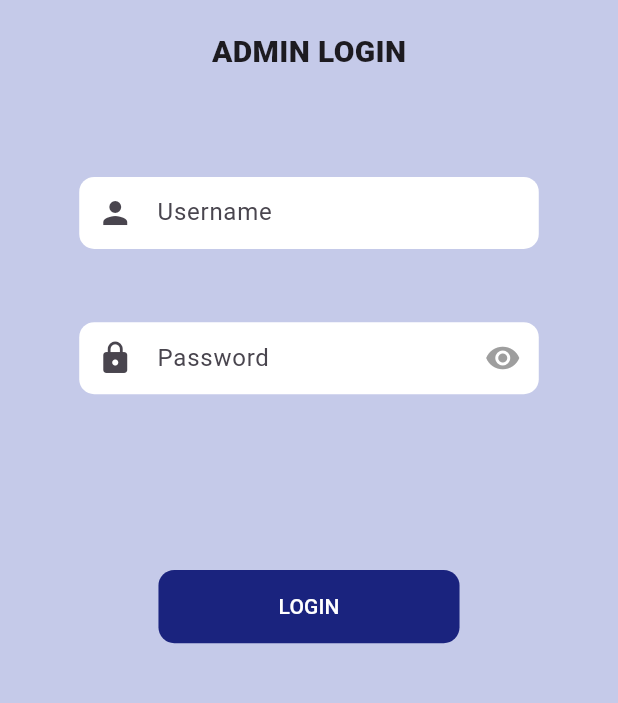
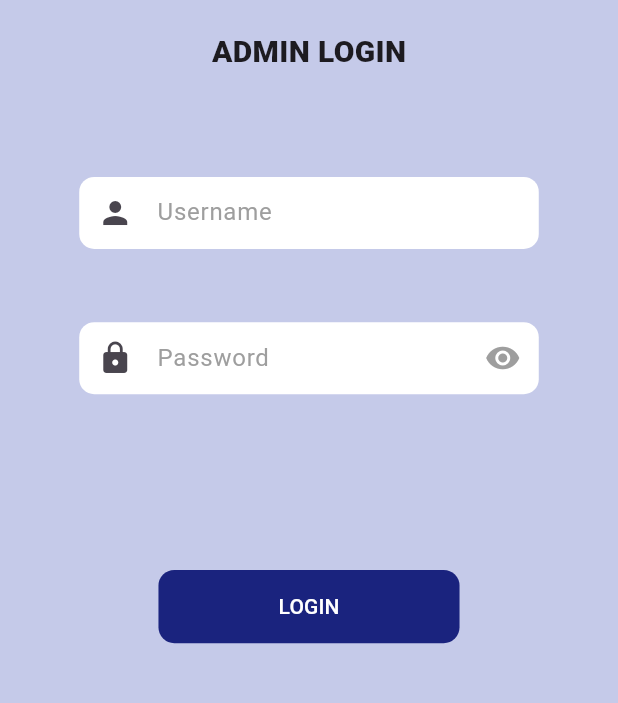
Before and after one commit to Nihala163/edulive, a Flutter app: the Adminlogin screen opened directly, on a phone screen of 412 x 824 dp, the part 278-981 px from its top. Run offline on Flutter 3.47's test engine with Material 3 defaults, Android fonts, the phone set to English and light mode, and no system bars; our stand-ins replace carousel_slider, cloud_firestore, dropdown_button2, file_picker, firebase_auth, firebase_core and 11 more; missing offline and left inert: syncfusion_flutter_pdfviewer; accounts and stored records are empty; statements that could not run were skipped.

Commit message:
Fifth commit

```diff
--- a/lib/Adminlogin/AdminLogin.dart
+++ b/lib/Adminlogin/AdminLogin.dart
@@ -4,9 +4,7 @@ import 'package:flutter/services.dart';
 import 'package:flutter_screenutil/flutter_screenutil.dart';
 import 'package:google_fonts/google_fonts.dart';
 
-import '../addPdf/adminDash.dart';
-
-
+import '../adminDash.dart';
 
 class Adminlogin extends StatefulWidget {
   const Adminlogin({
@@ -85,6 +83,7 @@ class _AdminloginState extends State<Adminlogin> {
                     SizedBox(
                       width: 290.w,
                       child: TextFormField(
+                          keyboardType: TextInputType.emailAddress,
                           validator: (value) {
                             if (value!.isEmpty) {
                               return 'empty Username';
@@ -101,7 +100,7 @@ class _AdminloginState extends State<Adminlogin> {
                                 borderSide: BorderSide.none,
                                 borderRadius: BorderRadius.circular(10),
                               ),
-                              labelText: "Username",
+                              hintText: "Username",
                               hintStyle: TextStyle(color: Colors.grey))),
                     )
                   ],
@@ -143,7 +142,7 @@ class _AdminloginState extends State<Adminlogin> {
                                 borderSide: BorderSide.none,
                                 borderRadius: BorderRadius.circular(10),
                               ),
-                              labelText: "Password",
+                              hintText: "Password",
                               hintStyle: TextStyle(color: Colors.grey))),
                     )
                   ],
```
